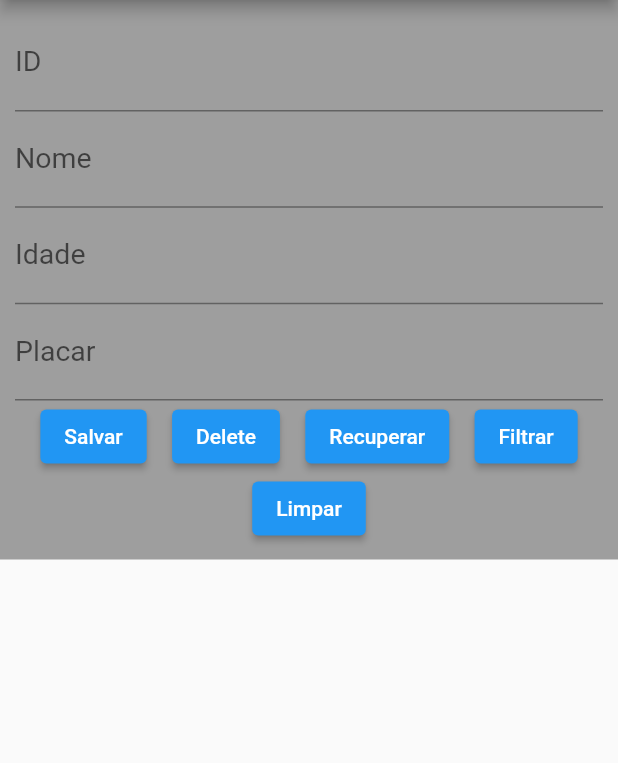
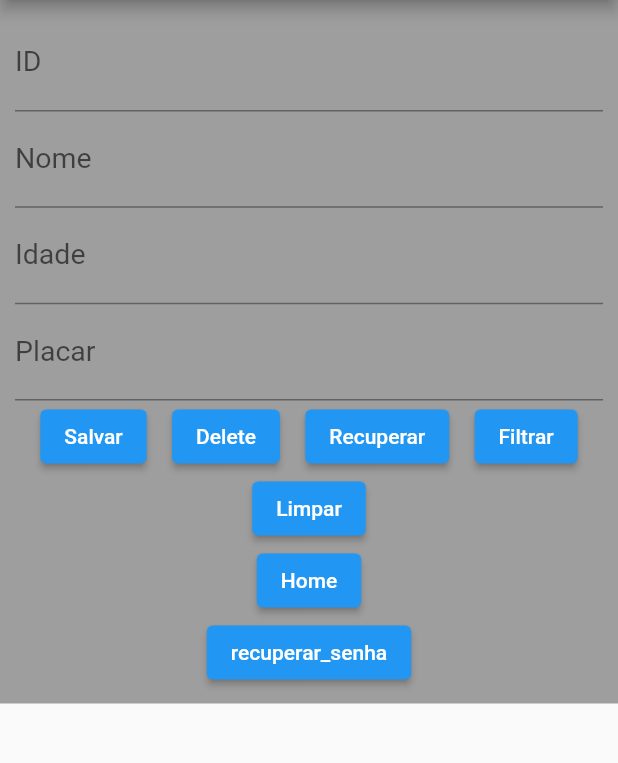
Before and after one commit to Sara-Mirian-Santos/SmartHouse, a Flutter app: the screen it shows after launch, on a phone screen of 412 x 824 dp, the part 84-847 px from its top. Run offline on Flutter 3.47's test engine with Material 2 defaults, Android fonts, the phone set to English and light mode, and no system bars; our stand-ins replace cloud_firestore, firebase_core; accounts and stored records are empty.

Commit message:
Update main.dart
Adicionando a navegação para minhas telas

```diff
--- a/smart_house/smart_house/lib/main.dart
+++ b/smart_house/smart_house/lib/main.dart
@@ -1,6 +1,9 @@
 import 'package:cloud_firestore/cloud_firestore.dart';
 import 'package:firebase_core/firebase_core.dart';
 import 'package:flutter/material.dart';
+
+import 'Home.dart';
+import 'Recuperar_senha.dart';
 
 Future<void> main() async{
   WidgetsFlutterBinding.ensureInitialized(  );
@@ -216,7 +219,23 @@ class _MyhomeState extends State<Myhome> {
                       onPressed: (){
                         _limpar();
                       },
-                      child: const Text("Limpar"))
+                      child: const Text("Limpar")),
+                  ElevatedButton(
+                    onPressed: (){
+                        Navigator.push(
+                            context,
+                            MaterialPageRoute(
+                                builder: (context) => home()));
+                      },
+                      child: const Text("Home")),
+                  ElevatedButton(
+                      onPressed: (){
+                        Navigator.push(
+                            context,
+                            MaterialPageRoute(
+                                builder: (context) => recuperar()));
+                      },
+                      child: const Text("recuperar_senha"))
                   // Text(dados,
                   //   style: TextStyle(
                   //       fontSize: 23
```
